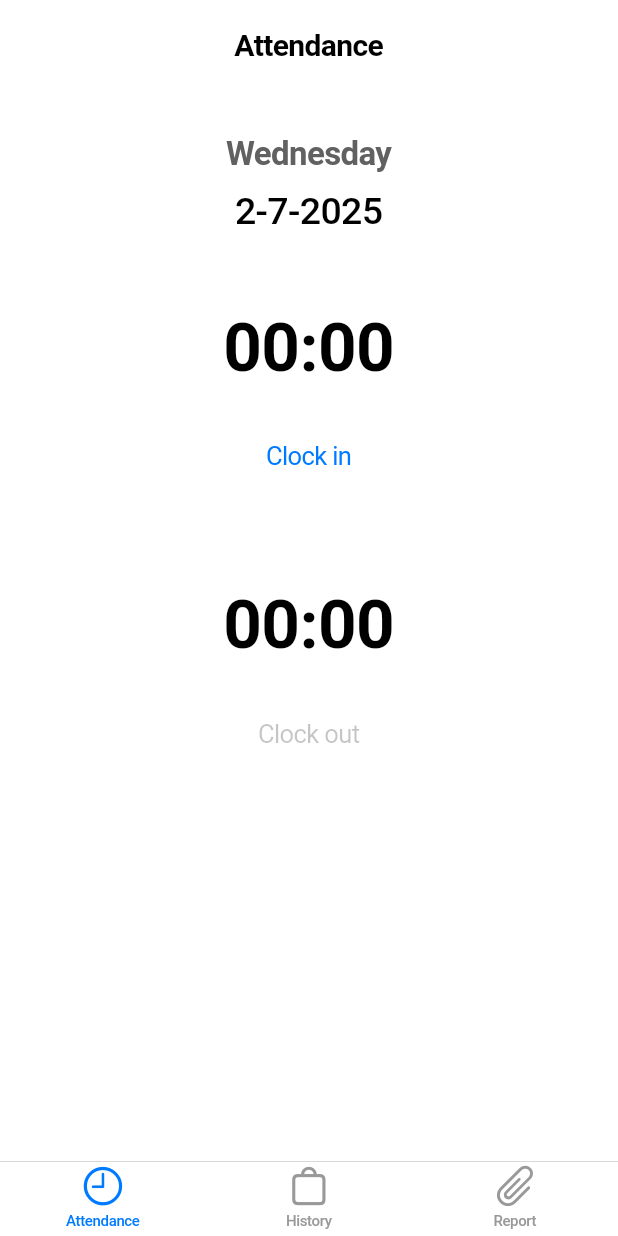
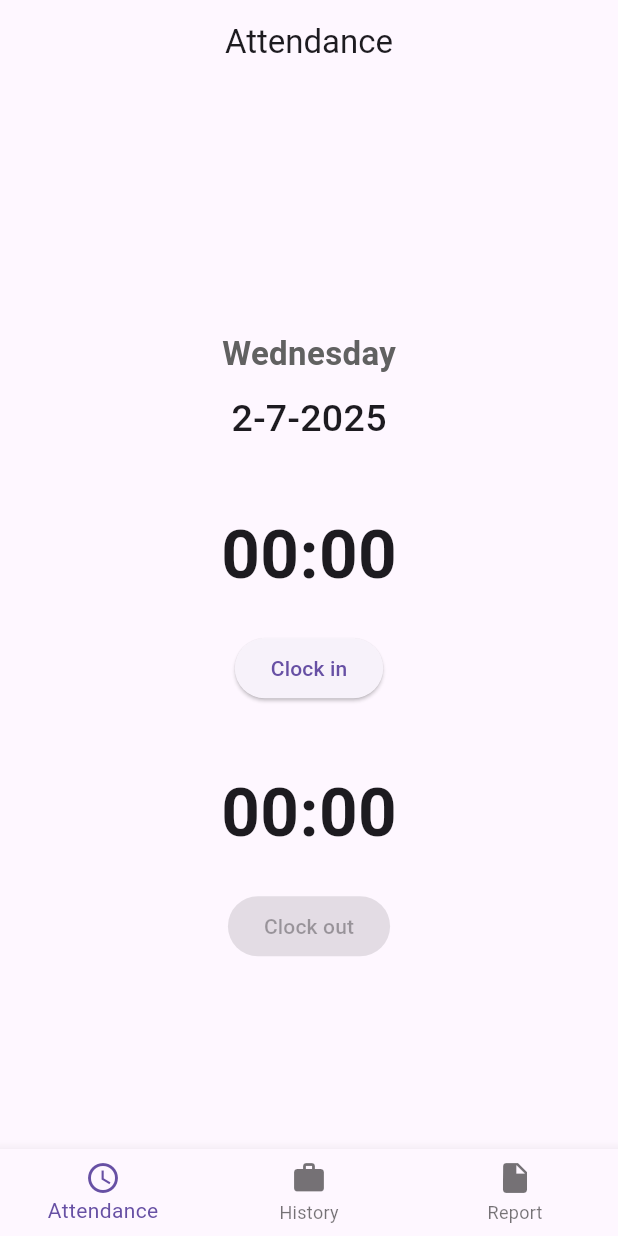
Before and after one commit to anoz24/AttendanceTracker, a Flutter app: the screen it shows after launch, on a phone screen of 412 x 824 dp. Run offline on Flutter 3.47's test engine with Material 3 defaults, Android fonts, the phone set to English and light mode, and no system bars; our stand-ins replace flutter_riverpod.

Commit message:
converted to materialapp to start UI design

```diff
--- a/lib/main.dart
+++ b/lib/main.dart
@@ -1,7 +1,7 @@
 import 'package:attendancetracker/screens/main_screen.dart';
-import 'package:flutter/cupertino.dart';
+// import 'package:flutter/cupertino.dart';
 import 'package:flutter_riverpod/flutter_riverpod.dart';
-// import 'package:flutter/material.dart';
+import 'package:flutter/material.dart';
 
 void main() {
   runApp(ProviderScope(child:  MyApp()));
@@ -12,7 +12,7 @@ class MyApp extends StatelessWidget {
 
   @override
   Widget build(BuildContext context) {
-    return CupertinoApp(
+    return MaterialApp(
       debugShowCheckedModeBanner: false,
       home: SafeArea(
         child: MainScreen(),
--- a/lib/screens/main_screen.dart
+++ b/lib/screens/main_screen.dart
@@ -2,7 +2,6 @@ import 'package:flutter/material.dart';
 import 'package:attendancetracker/widgets/attendance_tab.dart';
 import 'package:attendancetracker/widgets/history_tab.dart';
 import 'package:attendancetracker/widgets/report_tab.dart';
-import 'package:flutter/cupertino.dart';
 
 class MainScreen extends StatefulWidget {
   const MainScreen({super.key});
@@ -22,9 +21,14 @@ class _MainScreenState extends State<MainScreen> {
 
   @override
   Widget build(BuildContext context) {
-    return CupertinoTabScaffold(
-      tabBar: CupertinoTabBar(
-        backgroundColor: Colors.transparent,
+    return Scaffold(
+      body: AnimatedSwitcher(
+        duration: const Duration(milliseconds: 700),
+        child: _tabs[_currentIndex],
+        transitionBuilder: (child, animation) =>
+            FadeTransition(opacity: animation, child: child),
+      ),
+      bottomNavigationBar: BottomNavigationBar(
         currentIndex: _currentIndex,
         onTap: (index) {
           setState(() {
@@ -33,27 +37,19 @@ class _MainScreenState extends State<MainScreen> {
         },
         items: const [
           BottomNavigationBarItem(
-            icon: Icon(CupertinoIcons.time),
+            icon: Icon(Icons.access_time),
             label: 'Attendance',
           ),
           BottomNavigationBarItem(
-            icon: Icon(CupertinoIcons.bag),
+            icon: Icon(Icons.work),
             label: 'History',
           ),
           BottomNavigationBarItem(
-            icon: Icon(CupertinoIcons.paperclip),
+            icon: Icon(Icons.insert_drive_file),
             label: 'Report',
           ),
         ],
       ),
-      tabBuilder: (context, index) {
-        return AnimatedSwitcher(
-          duration: const Duration(milliseconds: 700),
-          child: _tabs[_currentIndex],
-          transitionBuilder: (child, animation) =>
-              FadeTransition(opacity: animation, child: child),
-        );
-      },
     );
   }
 }
--- a/lib/widgets/attendance_tab.dart
+++ b/lib/widgets/attendance_tab.dart
@@ -1,4 +1,3 @@
-import 'package:flutter/cupertino.dart';
 import 'package:flutter/material.dart';
 import 'package:flutter_riverpod/flutter_riverpod.dart';
 import 'package:intl/intl.dart';
@@ -21,20 +20,16 @@ class AttendanceTab extends ConsumerWidget {
       return DateFormat('EEEE').format(date);
     }
 
-    return CupertinoPageScaffold(
-      navigationBar: const CupertinoNavigationBar(
-        middle: Padding(
-          padding: EdgeInsets.only(top: 16.0),
-          child: Text(
-            'Attendance',
-            style: TextStyle(fontSize: 20),
-          ),
-        ),
+    return Scaffold(
+      appBar: AppBar(
+        title: const Text('Attendance'),
+        centerTitle: true,
       ),
-      child: Center(
+      body: Center(
         child: Column(
+          mainAxisSize: MainAxisSize.min,
           children: [
-            SizedBox(height: 90),
+            SizedBox(height: 40),
             Text(
               attendanceTimes.date != null
                   ? getDayName(attendanceTimes.date)
@@ -55,7 +50,7 @@ class AttendanceTab extends ConsumerWidget {
                 fontWeight: FontWeight.w500,
               ),
             ),
-            SizedBox(height: 50),
+            SizedBox(height: 40),
             Text(
               formatTime(attendanceTimes.clockIn),
               style: TextStyle(
@@ -64,7 +59,7 @@ class AttendanceTab extends ConsumerWidget {
               ),
             ),
             SizedBox(height: 20),
-            CupertinoButton(
+            ElevatedButton(
               onPressed: (attendanceTimes.clockIn == null &&
                       attendanceTimes.clockOut == null)
                   ? () {
@@ -77,7 +72,7 @@ class AttendanceTab extends ConsumerWidget {
                   : null,
               child: Text("Clock in"),
             ),
-            SizedBox(height: 60),
+            SizedBox(height: 40),
             Text(
               formatTime(attendanceTimes.clockOut),
               style: TextStyle(
@@ -86,7 +81,11 @@ class AttendanceTab extends ConsumerWidget {
               ),
             ),
             SizedBox(height: 20),
-            CupertinoButton(
+            ElevatedButton(
+              style: ElevatedButton.styleFrom(
+                backgroundColor: Colors.red,
+                foregroundColor: Colors.white,
+              ),
               onPressed: (attendanceTimes.clockIn != null &&
                       attendanceTimes.clockOut == null)
                   ? () {
@@ -107,13 +106,13 @@ class AttendanceTab extends ConsumerWidget {
                           ),
                         ];
 
-                        showCupertinoDialog(
+                        showDialog(
                           context: context,
-                          builder: (context) => CupertinoAlertDialog(
+                          builder: (context) => AlertDialog(
                             title: Text("Success"),
                             content: Text("You Completed Work Today Yaay"),
                             actions: [
-                              CupertinoDialogAction(
+                              TextButton(
                                 child: Text("OK"),
                                 onPressed: () => Navigator.of(context).pop(),
                               ),
@@ -123,13 +122,7 @@ class AttendanceTab extends ConsumerWidget {
                       }
                     }
                   : null,
-              child: Text(
-                "Clock out",
-                // style: TextStyle(
-                //     color: (attendanceTimes.clockOut == null)
-                //         ? Colors.red
-                //         : Colors.grey[300]!),
-              ),
+              child: Text("Clock out"),
             ),
           ],
         ),
```
Also changed, not shown: lib/widgets/history_tab.dart (+5 -8 lines), lib/widgets/report_tab.dart (+6 -9 lines).
